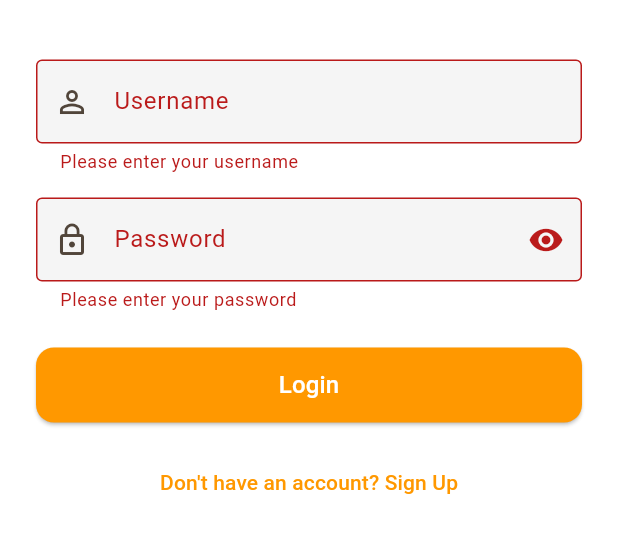
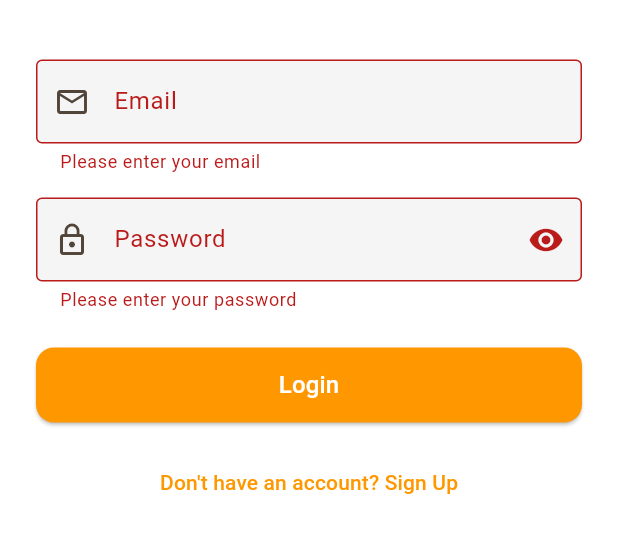
Before and after one commit to vignesh162005/GREEDY_BITES, a Flutter app: the screen it shows after launch, after a tap on "Login", on a phone screen of 412 x 824 dp, the part 482-1035 px from its top. Run offline on Flutter 3.47's test engine with Material 3 defaults, Android fonts, the phone set to English and light mode, and no system bars; our stand-ins replace firebase_auth, firebase_core; accounts and stored records are empty.

Commit message:
setup firebease

```diff
--- a/lib/main.dart
+++ b/lib/main.dart
@@ -1,8 +1,13 @@
 import 'package:flutter/material.dart';
 import 'pages/login_page.dart';
 import 'pages/signup_page.dart';
+import 'pages/home_page.dart';
+import 'package:firebase_core/firebase_core.dart';
+import 'services/auth_service.dart';
+import 'firebase_options.dart';
 
 void main() {
+  WidgetsFlutterBinding.ensureInitialized();
   runApp(const MyApp());
 }
 
@@ -30,17 +35,69 @@ class MyApp extends StatelessWidget {
           ),
         ),
       ),
-      initialRoute: '/',
+      home: const InitializationWidget(),
       routes: {
-        '/': (context) => const LoginPage(),
-        '/home': (context) => const HomePage(),
+        '/login': (context) => const LoginPage(),
         '/signup': (context) => const SignUpPage(),
-        '/profile': (context) => const ProfilePage(),
-        '/restaurants': (context) => const RestaurantListPage(),
-        '/restaurant-details': (context) => const RestaurantDetailsPage(),
-        '/favorites': (context) => const FavoritesPage(),
-        '/search': (context) => const SearchPage(),
-        '/settings': (context) => const SettingsPage(),
+        '/home': (context) => const AuthGuard(child: HomePage()),
+        '/profile': (context) => const AuthGuard(child: ProfilePage()),
+        '/restaurants': (context) => const AuthGuard(child: RestaurantListPage()),
+        '/restaurant-details': (context) => const AuthGuard(child: RestaurantDetailsPage()),
+        '/favorites': (context) => const AuthGuard(child: FavoritesPage()),
+        '/search': (context) => const AuthGuard(child: SearchPage()),
+        '/settings': (context) => const AuthGuard(child: SettingsPage()),
+      },
+    );
+  }
+}
+
+class InitializationWidget extends StatelessWidget {
+  const InitializationWidget({super.key});
+
+  @override
+  Widget build(BuildContext context) {
+    return FutureBuilder(
+      future: Firebase.initializeApp(
+        options: DefaultFirebaseOptions.currentPlatform,
+      ),
+      builder: (context, snapshot) {
+        if (snapshot.hasError) {
+          return Scaffold(
+            body: Center(
+              child: Text(
+                'Error initializing Firebase: ${snapshot.error}',
+                textAlign: TextAlign.center,
+              ),
+            ),
+          );
+        }
+
+        if (snapshot.connectionState == ConnectionState.done) {
+          return StreamBuilder(
+            stream: AuthService.authStateChanges,
+            builder: (context, authSnapshot) {
+              if (authSnapshot.connectionState == ConnectionState.waiting) {
+                return const Scaffold(
+                  body: Center(
+                    child: CircularProgressIndicator(),
+                  ),
+                );
+              }
+
+              if (authSnapshot.hasData) {
+                return const HomePage();
+              }
+
+              return const LoginPage();
+            },
+          );
+        }
+
+        return const Scaffold(
+          body: Center(
+            child: CircularProgressIndicator(),
+          ),
+        );
       },
     );
   }
@@ -48,18 +105,6 @@ class MyApp extends StatelessWidget {
 
 // Placeholder widgets for routes
 // You should create separate files for each of these pages
-class HomePage extends StatelessWidget {
-  const HomePage({super.key});
-
-  @override
-  Widget build(BuildContext context) {
-    return Scaffold(
-      appBar: AppBar(title: const Text('Home')),
-      body: const Center(child: Text('Home Page')),
-    );
-  }
-}
-
 class ProfilePage extends StatelessWidget {
   const ProfilePage({super.key});
 
--- a/lib/pages/login_page.dart
+++ b/lib/pages/login_page.dart
@@ -1,4 +1,5 @@
 import 'package:flutter/material.dart';
+import 'package:firebase_auth/firebase_auth.dart';
 
 class LoginPage extends StatefulWidget {
   const LoginPage({super.key});
@@ -9,19 +10,48 @@ class LoginPage extends StatefulWidget {
 
 class _LoginPageState extends State<LoginPage> {
   final _formKey = GlobalKey<FormState>();
-  final _usernameController = TextEditingController();
+  final _emailController = TextEditingController();
   final _passwordController = TextEditingController();
   bool _isPasswordVisible = false;
+  bool _isLoading = false;
+  String? _errorMessage;
 
-  void _handleLogin() {
+  Future<void> _handleLogin() async {
     if (_formKey.currentState!.validate()) {
+      setState(() {
+        _isLoading = true;
+        _errorMessage = null;
+      });
+
+      try {
+        await FirebaseAuth.instance.signInWithEmailAndPassword(
+          email: _emailController.text.trim(),
+          password: _passwordController.text.trim(),
+        );
+        if (mounted) {
           Navigator.pushReplacementNamed(context, '/home');
+        }
+      } on FirebaseAuthException catch (e) {
+        setState(() {
+          _errorMessage = e.message ?? 'An error occurred during login';
+        });
+      } catch (e) {
+        setState(() {
+          _errorMessage = 'An unexpected error occurred';
+        });
+      } finally {
+        if (mounted) {
+          setState(() {
+            _isLoading = false;
+          });
+        }
+      }
     }
   }
 
   @override
   void dispose() {
-    _usernameController.dispose();
+    _emailController.dispose();
     _passwordController.dispose();
     super.dispose();
   }
@@ -53,16 +83,31 @@ class _LoginPageState extends State<LoginPage> {
                     ),
                   ),
                   const SizedBox(height: 40),
+                  if (_errorMessage != null)
+                    Padding(
+                      padding: const EdgeInsets.only(bottom: 16.0),
+                      child: Text(
+                        _errorMessage!,
+                        style: const TextStyle(
+                          color: Colors.red,
+                          fontSize: 14,
+                        ),
+                      ),
+                    ),
                   TextFormField(
-                    controller: _usernameController,
+                    controller: _emailController,
+                    keyboardType: TextInputType.emailAddress,
                     decoration: const InputDecoration(
-                      labelText: 'Username',
+                      labelText: 'Email',
                       border: OutlineInputBorder(),
-                      prefixIcon: Icon(Icons.person_outline),
+                      prefixIcon: Icon(Icons.email_outlined),
                     ),
                     validator: (value) {
                       if (value == null || value.isEmpty) {
-                        return 'Please enter your username';
+                        return 'Please enter your email';
+                      }
+                      if (!value.contains('@') || !value.contains('.')) {
+                        return 'Please enter a valid email';
                       }
                       return null;
                     },
@@ -92,6 +137,9 @@ class _LoginPageState extends State<LoginPage> {
                       if (value == null || value.isEmpty) {
                         return 'Please enter your password';
                       }
+                      if (value.length < 6) {
+                        return 'Password must be at least 6 characters';
+                      }
                       return null;
                     },
                   ),
@@ -100,7 +148,7 @@ class _LoginPageState extends State<LoginPage> {
                     width: double.infinity,
                     height: 50,
                     child: ElevatedButton(
-                      onPressed: _handleLogin,
+                      onPressed: _isLoading ? null : _handleLogin,
                       style: ElevatedButton.styleFrom(
                         backgroundColor: Theme.of(context).primaryColor,
                         foregroundColor: Colors.white,
@@ -108,7 +156,16 @@ class _LoginPageState extends State<LoginPage> {
                           borderRadius: BorderRadius.circular(12),
                         ),
                       ),
-                      child: const Text(
+                      child: _isLoading
+                          ? const SizedBox(
+                              height: 20,
+                              width: 20,
+                              child: CircularProgressIndicator(
+                                strokeWidth: 2,
+                                valueColor: AlwaysStoppedAnimation<Color>(Colors.white),
+                              ),
+                            )
+                          : const Text(
                               'Login',
                               style: TextStyle(fontSize: 16),
                             ),
@@ -116,7 +173,9 @@ class _LoginPageState extends State<LoginPage> {
                   ),
                   const SizedBox(height: 16),
                   TextButton(
-                    onPressed: () {
+                    onPressed: _isLoading
+                        ? null
+                        : () {
                             Navigator.pushNamed(context, '/signup');
                           },
                     child: const Text('Don\'t have an account? Sign Up'),
```
Also changed, not shown: lib/config/firebase_config.dart (added, +16 -0 lines), lib/pages/home_page.dart (added, +346 -0 lines), lib/services/auth_service.dart (added, +52 -0 lines), pubspec.yaml (+15 -0 lines), lib/firebase_options.dart (added), pubspec.lock, 10 other files. Lines whose indentation alone changed are shown as unchanged.
